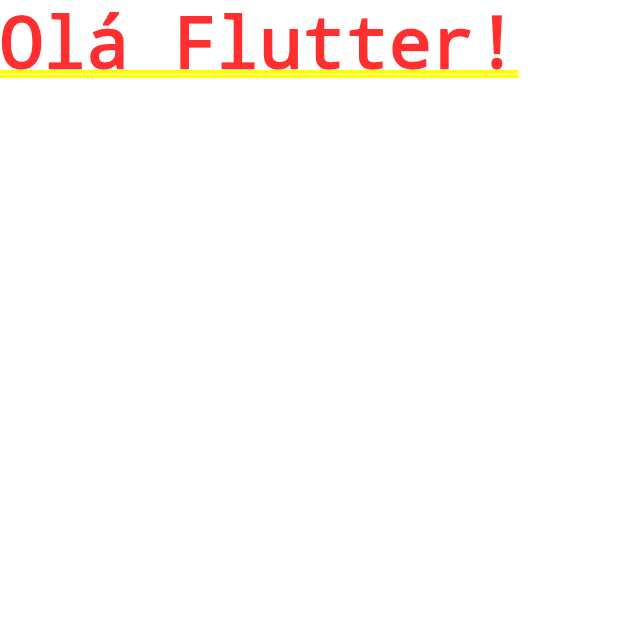
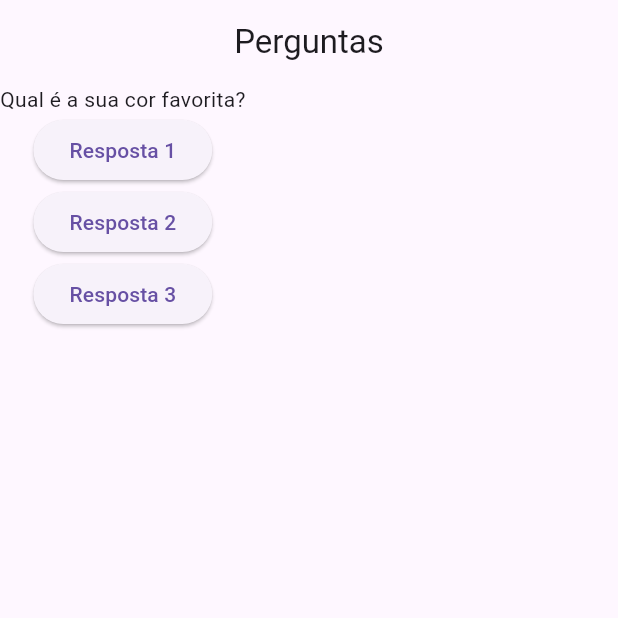
Before and after one commit to PedroHSiqueira/App_Questions, a Flutter app: the screen it shows after launch, on a phone screen of 412 x 824 dp, the top half of it. Run offline on Flutter 3.47's test engine with Material 3 defaults, Android fonts, the phone set to English and light mode, and no system bars.

Commit message:
Scaffold and functions

```diff
--- a/lib/main.dart
+++ b/lib/main.dart
@@ -1,12 +1,45 @@
 import 'package:flutter/material.dart';
 
-main() => runApp(new QuestionsApp());
+void main() {
+  runApp(PerguntaApp());
+}
 
-@override
-class QuestionsApp extends StatelessWidget{
-  Widget build(BuildContext context){
+class PerguntaApp extends StatelessWidget {
+  void responder() {
+    print("Pergunta Respondida");
+  }
+
+  @override
+  Widget build(BuildContext context) {
+    final perguntas = [
+      'Qual é a sua cor favorita?',
+      'Qual é o seu animal favorito?',
+    ];
+
     return MaterialApp(
-      home: Text("Olá Flutter!"),
+      home: Scaffold(
+        appBar: AppBar(
+          title: const Text('Perguntas'),
+          centerTitle: true,
+        ),
+        body: Column(
+          children: [
+            Text(perguntas[0]),
+            ElevatedButton(
+              onPressed: responder,
+              child: const Text('Resposta 1'),
+            ),
+            ElevatedButton(
+              onPressed: responder,
+              child: const Text('Resposta 2'),
+            ),
+            ElevatedButton(
+              onPressed: responder,
+              child: const Text('Resposta 3'),
+            ),
+          ],
+        ),
+      ),
     );
   }
 }
```
Also changed, not shown: 1 other file.
